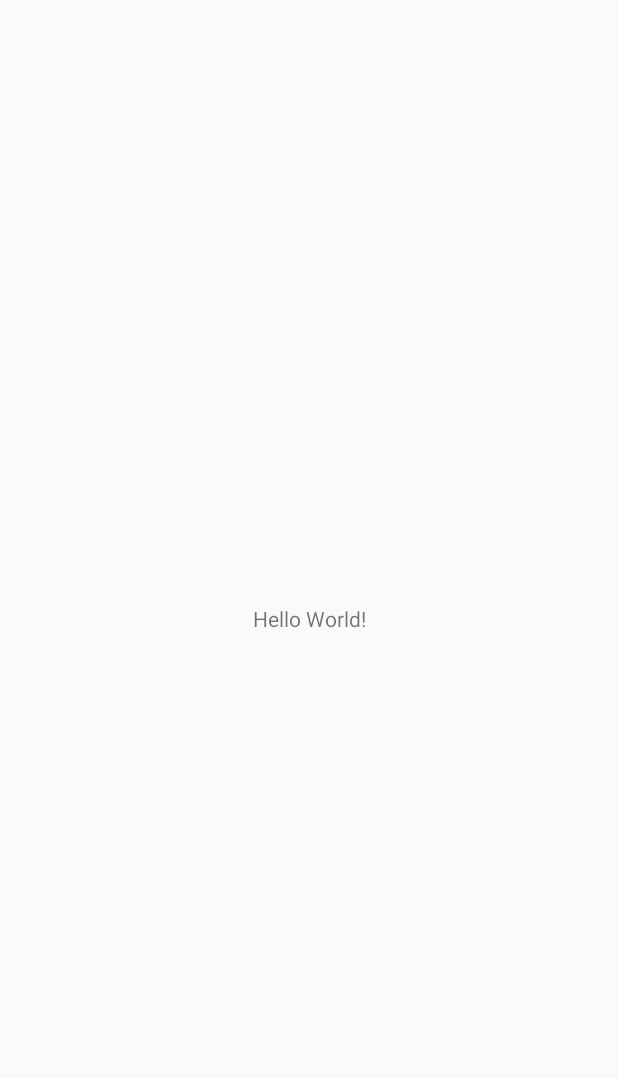
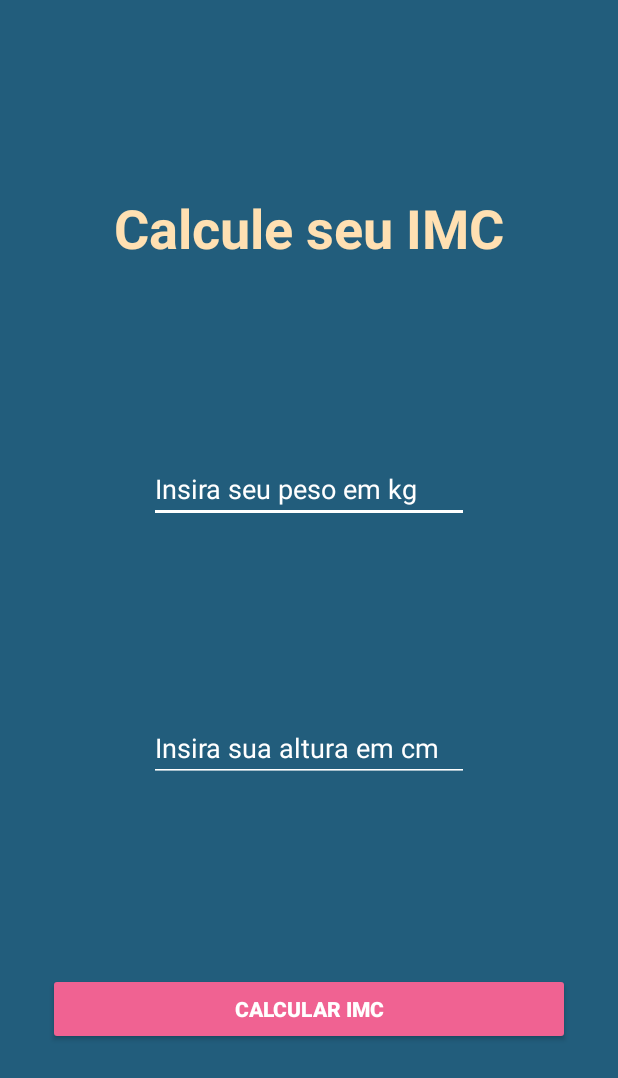
Before and after one commit to erikadesu/kotlin-calculadora-de-imc, an Android app: the screen it shows after launch (MainActivity), on a phone screen of 412 x 824 dp. Before the commit the part shown is almost empty. Shown: the top 1078 px of the screen. Run offline under Robolectric (Android 15) with nearby library versions, the phone set to English and light mode, and no system bars.

Commit message:
add main activity layout

```diff
--- a/app/src/main/res/layout/activity_main.xml
+++ b/app/src/main/res/layout/activity_main.xml
@@ -4,15 +4,69 @@
     xmlns:tools="http://schemas.android.com/tools"
     android:layout_width="match_parent"
     android:layout_height="match_parent"
+    android:background="#225D7C"
     tools:context=".MainActivity">
 
     <TextView
+        android:id="@+id/textView2"
         android:layout_width="wrap_content"
         android:layout_height="wrap_content"
-        android:text="Hello World!"
-        app:layout_constraintBottom_toBottomOf="parent"
-        app:layout_constraintLeft_toLeftOf="parent"
-        app:layout_constraintRight_toRightOf="parent"
+        android:text="Calcule seu IMC"
+        android:textColor="@color/colorPrimaryLight"
+        android:textSize="36sp"
+        android:textStyle="bold"
+        app:layout_constraintBottom_toTopOf="@+id/edtMainWeight"
+        app:layout_constraintEnd_toEndOf="parent"
+        app:layout_constraintHorizontal_bias="0.5"
+        app:layout_constraintStart_toStartOf="parent"
         app:layout_constraintTop_toTopOf="parent" />
 
+    <EditText
+        android:id="@+id/edtMainWeight"
+        android:layout_width="wrap_content"
+        android:layout_height="wrap_content"
+        android:backgroundTint="#FFFFFF"
+        android:ems="10"
+        android:hint="Insira seu peso em kg"
+        android:inputType="numberDecimal"
+        android:textColor="@color/colorPrimaryLight"
+        android:textColorHint="#FFFFFF"
+        app:layout_constraintBottom_toTopOf="@+id/edtMainHeight"
+        app:layout_constraintEnd_toEndOf="parent"
+        app:layout_constraintHorizontal_bias="0.5"
+        app:layout_constraintStart_toStartOf="parent"
+        app:layout_constraintTop_toBottomOf="@+id/textView2" />
+
+    <EditText
+        android:id="@+id/edtMainHeight"
+        android:layout_width="wrap_content"
+        android:layout_height="wrap_content"
+        android:backgroundTint="#FFFFFF"
+        android:ems="10"
+        android:hint="Insira sua altura em cm"
+        android:inputType="numberDecimal"
+        android:textColor="@color/colorPrimaryLight"
+        android:textColorHint="#FFFFFF"
+        app:layout_constraintBottom_toTopOf="@+id/btnMainCalculate"
+        app:layout_constraintEnd_toEndOf="parent"
+        app:layout_constraintHorizontal_bias="0.5"
+        app:layout_constraintStart_toStartOf="parent"
+        app:layout_constraintTop_toBottomOf="@+id/edtMainWeight" />
+
+    <Button
+        android:id="@+id/btnMainCalculate"
+        android:layout_width="0dp"
+        android:layout_height="wrap_content"
+        android:layout_marginStart="32dp"
+        android:layout_marginEnd="32dp"
+        android:backgroundTint="@color/colorAccent"
+        android:text="Calcular IMC"
+        android:textColor="#FFFFFF"
+        android:textStyle="bold"
+        app:layout_constraintBottom_toBottomOf="parent"
+        app:layout_constraintEnd_toEndOf="parent"
+        app:layout_constraintHorizontal_bias="0.5"
+        app:layout_constraintStart_toStartOf="parent"
+        app:layout_constraintTop_toBottomOf="@+id/edtMainHeight" />
+
 </androidx.constraintlayout.widget.ConstraintLayout>
```
